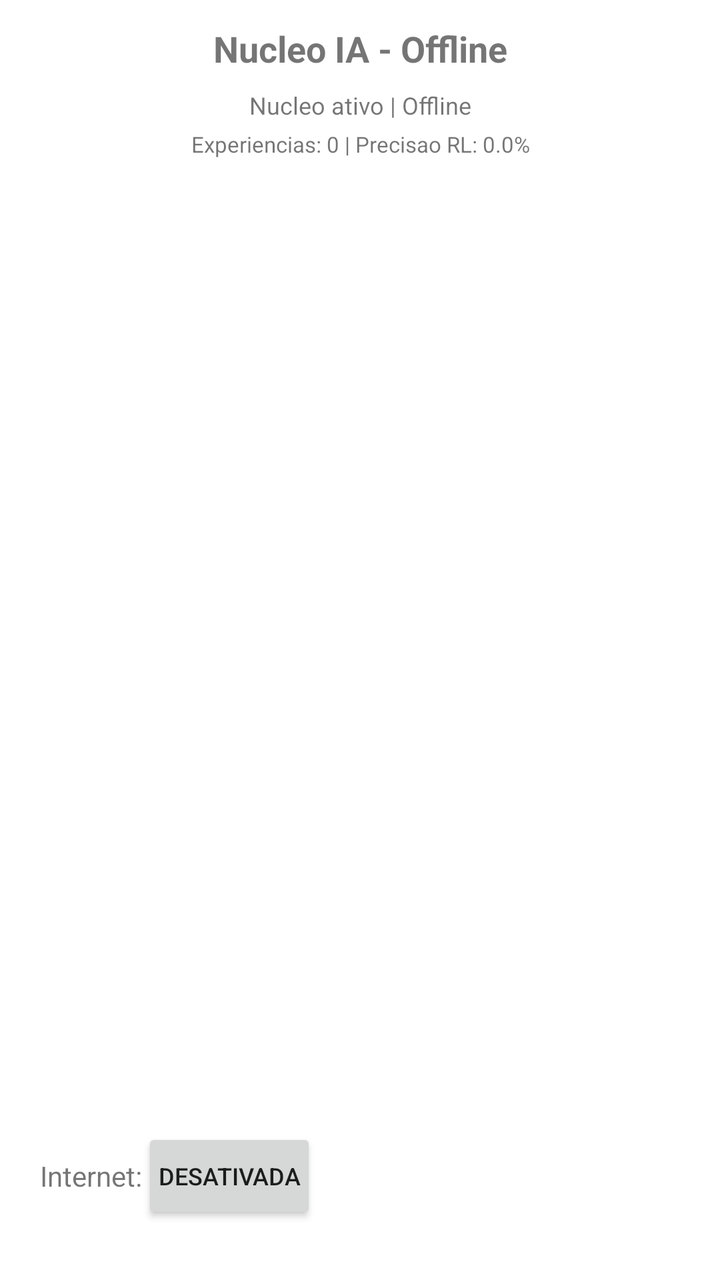
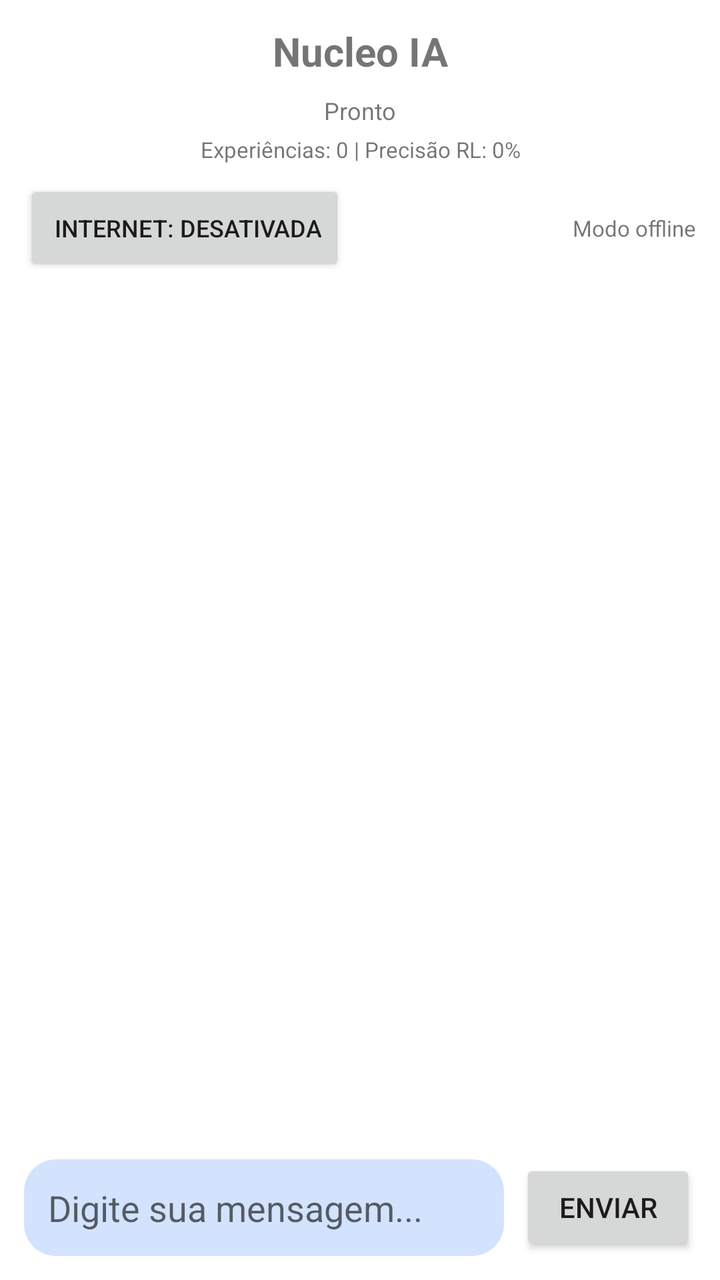

The first picture is an Android layout as it rendered before a commit; the second is the same layout after the commit. The layout source and the unified diff follow.
<!-- AndroidManifest.xml: application theme Theme.NucleoIA -->
<!-- res/layout/activity_main.xml -->
<LinearLayout
    xmlns:android="http://schemas.android.com/apk/res/android"
    android:layout_width="match_parent"
    android:layout_height="match_parent"
    android:orientation="vertical"
    android:padding="12dp">

    <TextView
        android:id="@+id/tvTitle"
        android:layout_width="match_parent"
        android:layout_height="wrap_content"
        android:text="Nucleo IA - Offline"
        android:textSize="18sp"
        android:textStyle="bold"
        android:gravity="center"
        android:paddingBottom="8dp" />

    <TextView
        android:id="@+id/tvStatus"
        android:layout_width="match_parent"
        android:layout_height="wrap_content"
        android:text="Nucleo ativo | Offline"
        android:textSize="12sp"
        android:gravity="center"
        android:paddingBottom="4dp" />

    <TextView
        android:id="@+id/tvStats"
        android:layout_width="match_parent"
        android:layout_height="wrap_content"
        android:text="Experiencias: 0 | Precisao RL: 0.0%"
        android:textSize="11sp"
        android:gravity="center"
        android:paddingBottom="8dp" />

    <androidx.recyclerview.widget.RecyclerView
        android:id="@+id/recycler"
        android:layout_width="match_parent"
        android:layout_height="0dp"
        android:layout_weight="1" />

    <LinearLayout
        android:layout_width="match_parent"
        android:layout_height="wrap_content"
        android:orientation="horizontal"
        android:paddingTop="8dp"
        android:paddingBottom="8dp">

            <LinearLayout
        android:id="@+id/layoutInternet"
        android:layout_width="match_parent"
        android:layout_height="wrap_content"
        android:orientation="horizontal"
        android:gravity="center_vertical"
        android:padding="8dp">

        <TextView
            android:layout_width="wrap_content"
            android:layout_height="wrap_content"
            android:text="Internet:"
            android:textSize="14sp"/>

        <Button
            android:id="@+id/btnInternet"
            android:layout_width="wrap_content"
            android:layout_height="wrap_content"
            android:text="Desativada"
            android:textSize="12sp"
            android:minWidth="0dp"
            android:paddingStart="8dp"
            android:paddingEnd="8dp"/>

        <TextView
            android:id="@+id/tvInternetStatus"
            android:layout_width="0dp"
            android:layout_height="wrap_content"
            android:layout_weight="1"
            android:text=""
            android:textSize="12sp"
            android:gravity="end"/>

    </LinearLayout>

    <EditText
            android:id="@+id/etInput"
            android:layout_width="0dp"
            android:layout_height="wrap_content"
            android:layout_weight="1"
            android:hint="Digite sua mensagem..."
            android:inputType="text"
            android:maxLines="1" />

        <Button
            android:id="@+id/btnSend"
            android:layout_width="wrap_content"
            android:layout_height="wrap_content"
            android:text="Enviar" />

    </LinearLayout>
</LinearLayout>
<!-- resources referenced by this layout -->
<resources>
  <style name="Theme.NucleoIA" parent="Theme.MaterialComponents.Light.NoActionBar" />
</resources>

<!-- the commit's change to res/layout/activity_main.xml (unified diff, before → after) -->
@@ -1,5 +1,5 @@
-<LinearLayout
-    xmlns:android="http://schemas.android.com/apk/res/android"
+<?xml version="1.0" encoding="utf-8"?>
+<LinearLayout xmlns:android="http://schemas.android.com/apk/res/android"
     android:layout_width="match_parent"
     android:layout_height="match_parent"
     android:orientation="vertical"
@@ -9,8 +9,8 @@
         android:id="@+id/tvTitle"
         android:layout_width="match_parent"
         android:layout_height="wrap_content"
-        android:text="Nucleo IA - Offline"
-        android:textSize="18sp"
+        android:text="Nucleo IA"
+        android:textSize="20sp"
         android:textStyle="bold"
         android:gravity="center"
         android:paddingBottom="8dp" />
@@ -19,7 +19,7 @@
         android:id="@+id/tvStatus"
         android:layout_width="match_parent"
         android:layout_height="wrap_content"
-        android:text="Nucleo ativo | Offline"
+        android:text="Pronto"
         android:textSize="12sp"
         android:gravity="center"
         android:paddingBottom="4dp" />
@@ -28,73 +28,68 @@
         android:id="@+id/tvStats"
         android:layout_width="match_parent"
         android:layout_height="wrap_content"
-        android:text="Experiencias: 0 | Precisao RL: 0.0%"
+        android:text="Experi\u00eancias: 0 | Precis\u00e3o RL: 0%"
         android:textSize="11sp"
         android:gravity="center"
         android:paddingBottom="8dp" />
 
-    <androidx.recyclerview.widget.RecyclerView
-        android:id="@+id/recycler"
-        android:layout_width="match_parent"
-        android:layout_height="0dp"
-        android:layout_weight="1" />
-
     <LinearLayout
-        android:layout_width="match_parent"
-        android:layout_height="wrap_content"
-        android:orientation="horizontal"
-        android:paddingTop="8dp"
-        android:paddingBottom="8dp">
-
-            <LinearLayout
         android:id="@+id/layoutInternet"
         android:layout_width="match_parent"
         android:layout_height="wrap_content"
         android:orientation="horizontal"
-        android:gravity="center_vertical"
-        android:padding="8dp">
-
-        <TextView
-            android:layout_width="wrap_content"
-            android:layout_height="wrap_content"
-            android:text="Internet:"
-            android:textSize="14sp"/>
+        android:gravity="center"
+        android:paddingBottom="8dp">
 
         <Button
             android:id="@+id/btnInternet"
             android:layout_width="wrap_content"
             android:layout_height="wrap_content"
-            android:text="Desativada"
-            android:textSize="12sp"
-            android:minWidth="0dp"
-            android:paddingStart="8dp"
-            android:paddingEnd="8dp"/>
+            android:text="\uD83C\uDF10 Internet: Desativada"
+            android:textSize="12sp" />
 
         <TextView
             android:id="@+id/tvInternetStatus"
             android:layout_width="0dp"
             android:layout_height="wrap_content"
             android:layout_weight="1"
-            android:text=""
-            android:textSize="12sp"
-            android:gravity="end"/>
-
+            android:text="Modo offline"
+            android:textSize="11sp"
+            android:gravity="end"
+            android:paddingStart="8dp" />
     </LinearLayout>
 
-    <EditText
+    <androidx.recyclerview.widget.RecyclerView
+        android:id="@+id/recycler"
+        android:layout_width="match_parent"
+        android:layout_height="0dp"
+        android:layout_weight="1"
+        android:paddingBottom="8dp" />
+
+    <LinearLayout
+        android:layout_width="match_parent"
+        android:layout_height="wrap_content"
+        android:orientation="horizontal"
+        android:gravity="center_vertical">
+
+        <EditText
             android:id="@+id/etInput"
             android:layout_width="0dp"
             android:layout_height="wrap_content"
             android:layout_weight="1"
             android:hint="Digite sua mensagem..."
             android:inputType="text"
-            android:maxLines="1" />
+            android:maxLines="3"
+            android:minHeight="48dp"
+            android:padding="12dp"
+            android:background="@drawable/bg_user" />
 
         <Button
             android:id="@+id/btnSend"
             android:layout_width="wrap_content"
             android:layout_height="wrap_content"
-            android:text="Enviar" />
+            android:text="Enviar"
+            android:layout_marginStart="8dp" />
+    </LinearLayout>
 
-    </LinearLayout>
 </LinearLayout>
<!-- resource entries referenced after the edit -->
@@ -1,5 +1,17 @@
 <!-- resources referenced by this layout -->
 <resources>
+  <!-- drawable bg_user (drawable) -->
+  <?xml version="1.0" encoding="utf-8"?>
+  <shape xmlns:android="http://schemas.android.com/apk/res/android"
+      android:shape="rectangle">
+      <solid android:color="#D3E3FD" />
+      <corners android:radius="16dp" />
+      <padding
+          android:left="10dp"
+          android:top="8dp"
+          android:right="10dp"
+          android:bottom="8dp" />
+  </shape>
   <style name="Theme.NucleoIA" parent="Theme.MaterialComponents.Light.NoActionBar" />
 </resources>
 
